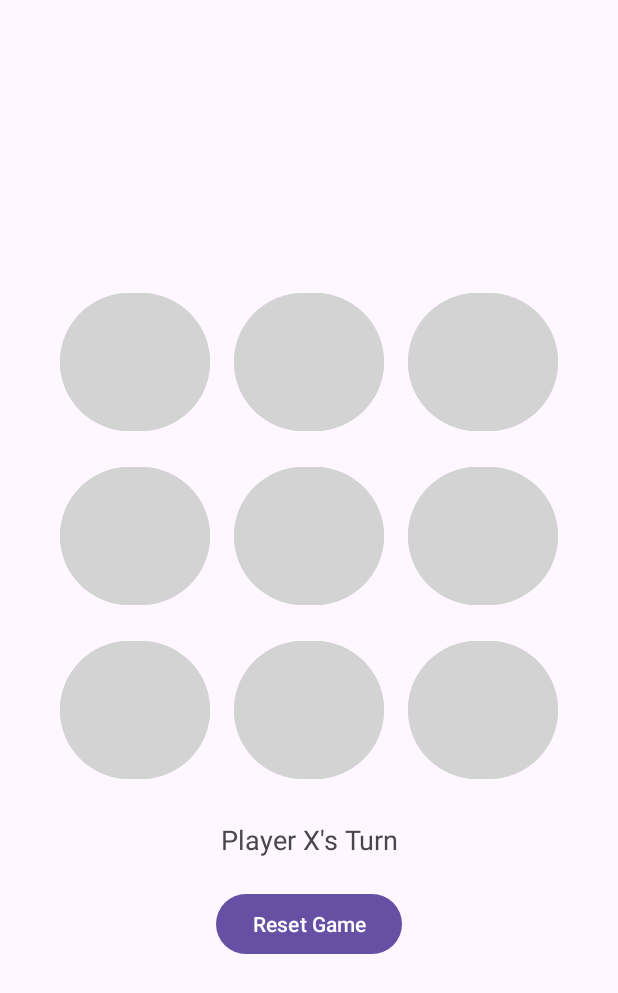
After one commit to NYTCEE/Application-Software-Design-Lab-Project, an Android app: the layout activity_game.xml on its own in the app's theme, with its tools: preview values and no code run, on a phone screen of 412 x 824 dp. The commit adds this screen. Shown: the top 993 px of the screen. Run offline under Robolectric (Android 15) with nearby library versions, the phone set to English and light mode, and no system bars.

Commit message:
OOXX_1th

```diff
--- a/app/src/main/AndroidManifest.xml
+++ b/app/src/main/AndroidManifest.xml
@@ -23,6 +23,7 @@
         </activity>
         <activity android:name=".SettingsActivity" />
         <activity android:name=".AboutUsActivity" />
+        <activity android:name=".GameStartActivity" />
     </application>
 
 </manifest>
--- /dev/null
+++ b/app/src/main/res/layout/activity_game.xml
@@ -0,0 +1,75 @@
+<?xml version="1.0" encoding="utf-8"?>
+<LinearLayout xmlns:android="http://schemas.android.com/apk/res/android"
+    android:layout_width="match_parent"
+    android:layout_height="match_parent"
+    android:orientation="vertical"
+    android:gravity="center"
+    android:padding="16dp">
+
+    <!-- 游戏棋盘 -->
+    <GridLayout
+        android:id="@+id/gridLayout"
+        android:layout_width="wrap_content"
+        android:layout_height="wrap_content"
+        android:columnCount="3"
+        android:rowCount="3"
+        android:layout_gravity="center">
+
+        <!-- 游戏格子按钮 -->
+        <Button
+            android:id="@+id/button_00"
+            style="@style/GameButton"
+            android:contentDescription="Top left cell" />
+        <Button
+            android:id="@+id/button_01"
+            style="@style/GameButton"
+            android:contentDescription="Top center cell" />
+        <Button
+            android:id="@+id/button_02"
+            style="@style/GameButton"
+            android:contentDescription="Top right cell" />
+        <Button
+            android:id="@+id/button_10"
+            style="@style/GameButton"
+            android:contentDescription="Middle left cell" />
+        <Button
+            android:id="@+id/button_11"
+            style="@style/GameButton"
+            android:contentDescription="Center cell" />
+        <Button
+            android:id="@+id/button_12"
+            style="@style/GameButton"
+            android:contentDescription="Middle right cell" />
+        <Button
+            android:id="@+id/button_20"
+            style="@style/GameButton"
+            android:contentDescription="Bottom left cell" />
+        <Button
+            android:id="@+id/button_21"
+            style="@style/GameButton"
+            android:contentDescription="Bottom center cell" />
+        <Button
+            android:id="@+id/button_22"
+            style="@style/GameButton"
+            android:contentDescription="Bottom right cell" />
+    </GridLayout>
+
+    <!-- 游戏状态文本 -->
+    <TextView
+        android:id="@+id/statusText"
+        android:layout_width="wrap_content"
+        android:layout_height="wrap_content"
+        android:text="Player X's Turn"
+        android:textSize="18sp"
+        android:gravity="center"
+        android:paddingTop="16dp"/>
+
+    <!-- 重置按钮 -->
+    <Button
+        android:id="@+id/resetButton"
+        android:layout_width="wrap_content"
+        android:layout_height="wrap_content"
+        android:text="Reset Game"
+        android:layout_marginTop="20dp"/>
+
+</LinearLayout>
--- /dev/null
+++ b/app/src/main/res/values/gameStytle.xml
@@ -0,0 +1,12 @@
+<resources>
+    <!-- 定义 GameButton 样式 -->
+    <style name="GameButton">
+        <item name="android:layout_width">100dp</item> <!-- 按钮宽度 -->
+        <item name="android:layout_height">100dp</item> <!-- 按钮高度 -->
+        <item name="android:textSize">24sp</item> <!-- 按钮文本大小 -->
+        <item name="android:textColor">#000000</item> <!-- 按钮文本颜色 -->
+        <item name="android:backgroundTint">#D3D3D3</item> <!-- 设置按钮背景颜色为浅灰色 -->
+        <item name="android:layout_margin">8dp</item> <!-- 按钮之间的间距 -->
+        <item name="android:textAllCaps">false</item> <!-- 不让文字大写 -->
+    </style>
+</resources>
--- a/gradle/libs.versions.toml
+++ b/gradle/libs.versions.toml
@@ -1,5 +1,5 @@
 [versions]
-agp = "8.6.0"
+agp = "8.7.2"
 junit = "4.13.2"
 junitVersion = "1.2.1"
 espressoCore = "3.6.1"
```
Also changed, not shown: app/src/main/java/com/example/applicationsoftwaredesignlabproject/GameStartActivity.java (+141 -1 lines), gradle/wrapper/gradle-wrapper.properties.
